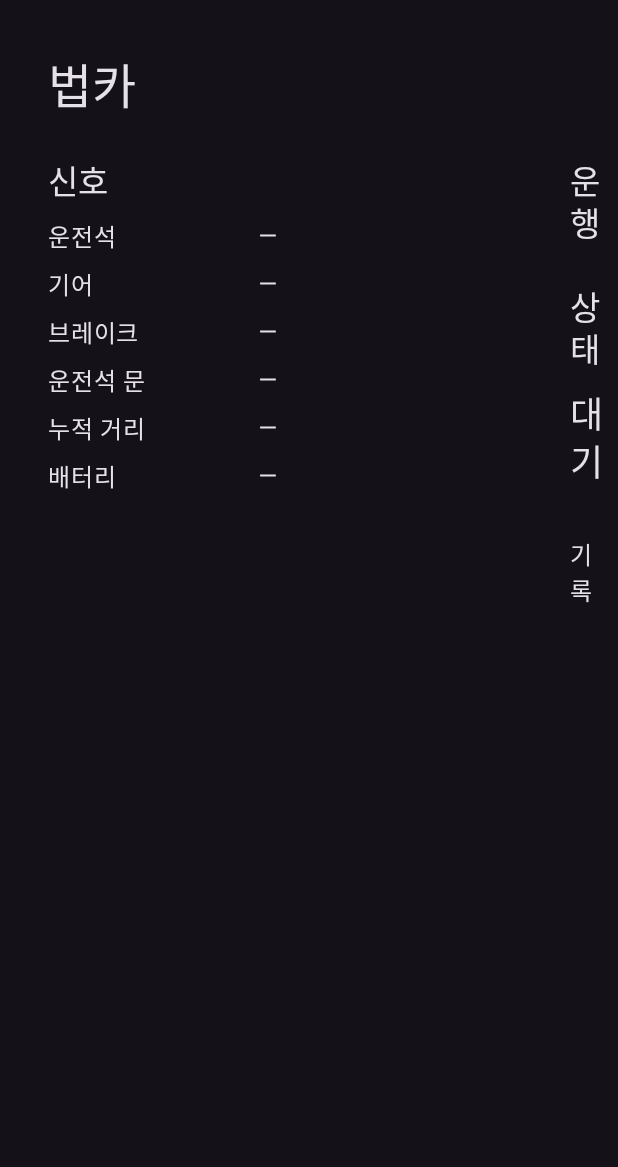
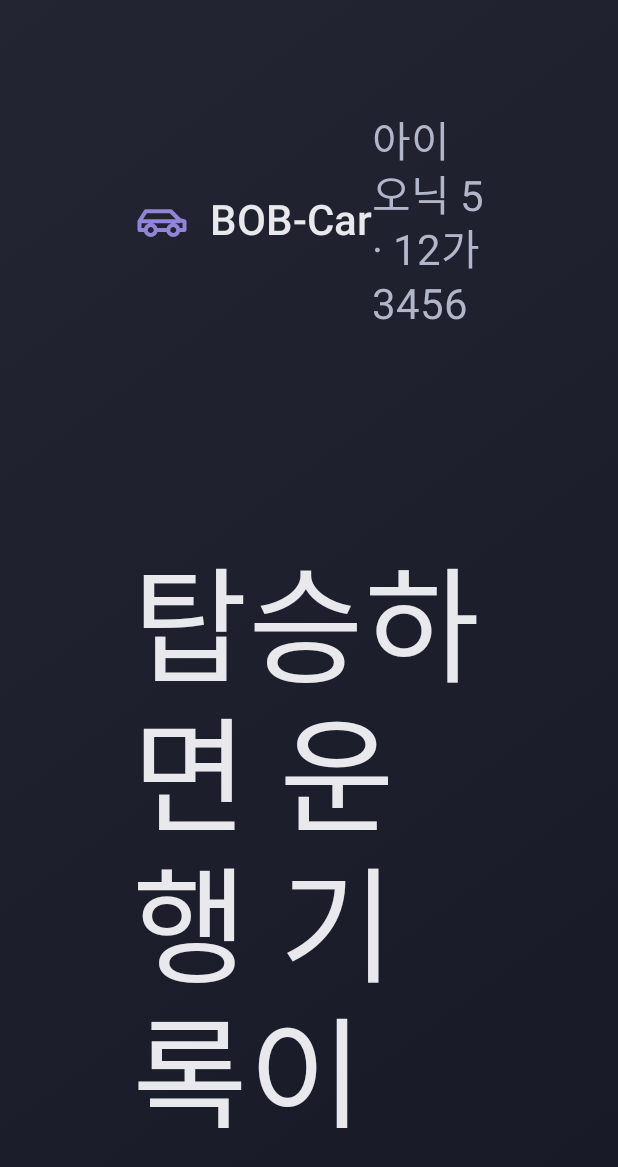
Before and after one commit to hyundai-hackathon/BOB-Car, an Android app built with Jetpack Compose: the screen it shows after launch (MainActivity), on a phone screen of 412 x 824 dp. Shown: the top 1167 px of the screen. Run offline under Robolectric (Android 15) with nearby library versions, the phone set to English and light mode, and no system bars; our stand-ins replace Room's generated code.

Commit message:
feat(vehicle): 운행 사이 대기 화면을 디자인대로 표시 #33
- 대기 화면 추가: 탑승 안내, 서버 전송 상태, 마지막 운행·배터리·누적 거리 카드
- 전송 대기 건수는 동의한 운전자의 미전송 기록만 집계 (동의 전 기록은 차량에 보관)
- 서버가 없는 빌드는 "기록은 차량에 저장됩니다" 표시
- 대기 화면을 길게 누르면 진단 화면으로 전환
- 대기 화면 문구 단위 테스트 7개 추가

```diff
--- a/android/vehicle-app/src/main/java/com/bobcar/vehicle/MainActivity.kt
+++ b/android/vehicle-app/src/main/java/com/bobcar/vehicle/MainActivity.kt
@@ -4,27 +4,41 @@ import android.os.Bundle
 import android.util.Log
 import androidx.activity.ComponentActivity
 import androidx.activity.compose.setContent
+import androidx.compose.foundation.gestures.detectTapGestures
+import androidx.compose.foundation.layout.Box
+import androidx.compose.foundation.layout.fillMaxSize
 import androidx.compose.material3.MaterialTheme
 import androidx.compose.material3.darkColorScheme
 import androidx.compose.runtime.collectAsState
 import androidx.compose.runtime.getValue
+import androidx.compose.runtime.mutableStateOf
+import androidx.compose.runtime.saveable.rememberSaveable
+import androidx.compose.runtime.setValue
+import androidx.compose.ui.Modifier
+import androidx.compose.ui.input.pointer.pointerInput
+import com.bobcar.shared.consent.ConsentNotice
 import com.bobcar.vehicle.checkin.Briefing
 import com.bobcar.vehicle.checkin.showsConsentCard
 import com.bobcar.vehicle.data.BobCarDatabase
+import com.bobcar.vehicle.data.LocalMockData
 import com.bobcar.vehicle.driving.DrivingState
 import com.bobcar.vehicle.service.CollectionService
 import com.bobcar.vehicle.service.VehicleRuntime
 import com.bobcar.vehicle.ui.ConsentCard
 import com.bobcar.vehicle.ui.DiagnosticScreen
 import com.bobcar.vehicle.ui.DriverCard
+import com.bobcar.vehicle.ui.IdleScreen
+import com.bobcar.vehicle.ui.IdleStatus
 import com.bobcar.vehicle.ui.TripEndCard
 import com.bobcar.vehicle.ui.TripScreen
 import com.bobcar.vehicle.ui.showsDriverCard
 import com.bobcar.vehicle.ui.showsTripScreen
 import com.bobcar.vehicle.upload.UploadStatus
+import com.bobcar.vehicle.upload.Uploader
 
 /**
- * Shows what the collection service sees. Collection itself runs in [CollectionService],
+ * The vehicle screens (V1 idle, cards, trip screens; long-press the idle screen for the diagnostic screen).
+ * Collection itself runs in [CollectionService],
  * so closing this screen does not stop it.
  */
 class MainActivity : ComponentActivity() {
@@ -39,6 +53,7 @@ class MainActivity : ComponentActivity() {
         val db = BobCarDatabase.get(this)
         val storedEventCountFlow = db.vehicleEventDao().countFlow()
         val pendingUploadCountFlow = db.uploadQueueDao().pendingCountFlow()
+        val sendableUploadCountFlow = db.uploadQueueDao().sendableCountFlow(Uploader.MAX_ATTEMPTS, ConsentNotice.VERSION)
         val activeTripFlow = db.tripDao().activeFlow()
         val lastTripFlow = db.tripDao().lastEndedFlow()
         val driversFlow = db.driverDao().activeFlow()
@@ -52,6 +67,9 @@ class MainActivity : ComponentActivity() {
             val fakeMode by signals.fakeModeFlow.collectAsState()
             val storedEventCount by storedEventCountFlow.collectAsState(initial = 0)
             val pendingUploadCount by pendingUploadCountFlow.collectAsState(initial = 0)
+            val sendableUploadCount by sendableUploadCountFlow.collectAsState(initial = 0)
+            // Long-press anywhere on the idle screen opens the diagnostic screen (V9) and back
+            var diagnostic by rememberSaveable { mutableStateOf(false) }
             val upload by UploadStatus.state.collectAsState()
             val activeTrip by activeTripFlow.collectAsState(initial = null)
             val lastTrip by lastTripFlow.collectAsState(initial = null)
@@ -92,9 +110,23 @@ class MainActivity : ComponentActivity() {
                     val briefing = Briefing.of(snapshot.socPercent, snapshot.odometerKm, baseline?.lastOdometerKm)
                     DriverCard(currentCheckin, drivers, briefing, onConfirm = VehicleRuntime::confirmDriver)
                 } else {
-                    DiagnosticScreen(
-                        snapshot, state, recentEvents, fakeMode, storedEventCount, pendingUploadCount, upload, lastTrip,
-                    )
+                    Box(Modifier.fillMaxSize().pointerInput(Unit) { detectTapGestures(onLongPress = { diagnostic = !diagnostic }) }) {
+                        if (diagnostic) {
+                            DiagnosticScreen(
+                                snapshot, state, recentEvents, fakeMode, storedEventCount, pendingUploadCount, upload, lastTrip,
+                            )
+                        } else {
+                            IdleScreen(
+                                vehicleLabel = LocalMockData.VEHICLE_LABEL,
+                                status = IdleStatus.of(upload, sendableUploadCount),
+                                lastTrip = lastTrip,
+                                drivers = drivers,
+                                socPercent = snapshot.socPercent,
+                                odometerKm = snapshot.odometerKm,
+                                fakeMode = fakeMode,
+                            )
+                        }
+                    }
                 }
             }
         }
--- a/android/vehicle-app/src/main/java/com/bobcar/vehicle/data/Daos.kt
+++ b/android/vehicle-app/src/main/java/com/bobcar/vehicle/data/Daos.kt
@@ -201,6 +201,16 @@ interface UploadQueueDao {
     @Query("SELECT COUNT(*) FROM upload_queue WHERE sentAt IS NULL")
     fun pendingCountFlow(): Flow<Int>
 
+    /**
+     * Unsent records that may still go to the server: drivers who agreed to notice [noticeVersion] or later,
+     * not refused [maxAttempts] times (same rule as [getSendable]). The idle screen's "전송 대기" count.
+     */
+    @Query(
+        "SELECT COUNT(*) FROM upload_queue WHERE sentAt IS NULL AND attempts < :maxAttempts AND driverId IN " +
+            "(SELECT driverId FROM driver_consent WHERE status = 'AGREED' AND noticeVersion >= :noticeVersion)",
+    )
+    fun sendableCountFlow(maxAttempts: Int, noticeVersion: Int): Flow<Int>
+
     /** Sent rows are kept for a while for checking, then removed. */
     @Query("DELETE FROM upload_queue WHERE sentAt IS NOT NULL AND sentAt < :before")
     suspend fun deleteSentBefore(before: Long): Int
--- a/android/vehicle-app/src/main/java/com/bobcar/vehicle/data/LocalMockData.kt
+++ b/android/vehicle-app/src/main/java/com/bobcar/vehicle/data/LocalMockData.kt
@@ -16,6 +16,9 @@ object LocalMockData {
         DriverEntity(id = "drv-005", name = "정현우"),
         DriverEntity(id = "drv-006", name = "한소희"),
     )
+
+    /** This vehicle as the idle screen shows it: the same made-up model and plate as the server seed. */
+    const val VEHICLE_LABEL = "아이오닉 5 · 12가 3456"
 
     /** Holds today's reservation of this vehicle in the mock. */
     const val RESERVED_DRIVER_ID = "drv-001"
--- /dev/null
+++ b/android/vehicle-app/src/main/java/com/bobcar/vehicle/ui/IdleScreen.kt
@@ -0,0 +1,298 @@
+package com.bobcar.vehicle.ui
+
+import androidx.compose.foundation.BorderStroke
+import androidx.compose.foundation.background
+import androidx.compose.foundation.border
+import androidx.compose.foundation.layout.Arrangement
+import androidx.compose.foundation.layout.Box
+import androidx.compose.foundation.layout.Column
+import androidx.compose.foundation.layout.Row
+import androidx.compose.foundation.layout.Spacer
+import androidx.compose.foundation.layout.fillMaxHeight
+import androidx.compose.foundation.layout.fillMaxSize
+import androidx.compose.foundation.layout.fillMaxWidth
+import androidx.compose.foundation.layout.height
+import androidx.compose.foundation.layout.padding
+import androidx.compose.foundation.layout.size
+import androidx.compose.foundation.layout.width
+import androidx.compose.foundation.shape.RoundedCornerShape
+import androidx.compose.material3.Icon
+import androidx.compose.material3.Text
+import androidx.compose.runtime.Composable
+import androidx.compose.ui.Alignment
+import androidx.compose.ui.Modifier
+import androidx.compose.ui.draw.clip
+import androidx.compose.ui.graphics.vector.ImageVector
+import androidx.compose.ui.text.SpanStyle
+import androidx.compose.ui.text.TextStyle
+import androidx.compose.ui.text.buildAnnotatedString
+import androidx.compose.ui.text.font.FontWeight
+import androidx.compose.ui.text.withStyle
+import androidx.compose.ui.tooling.preview.Preview
+import androidx.compose.ui.unit.dp
+import androidx.compose.ui.unit.sp
+import com.bobcar.vehicle.data.DriverEntity
+import com.bobcar.vehicle.data.TripEntity
+import com.bobcar.vehicle.data.distanceKm
+import com.bobcar.vehicle.trip.Purpose
+import com.bobcar.vehicle.upload.UploadStatus
+import java.text.NumberFormat
+import java.text.SimpleDateFormat
+import java.util.Calendar
+import java.util.Date
+import java.util.Locale
+
+/*
+ * V1 대기 (Figma "BOB-Car 화면 디자인"): the screen between trips. Display only, no buttons.
+ * Layout measured from the frame (1680 × 1210 px = 1 dp per px).
+ */
+
+/** Waiting screen: what happens on boarding, whether records reached the server, and the car's state. */
+@Composable
+fun IdleScreen(
+    vehicleLabel: String,
+    status: IdleStatus,
+    lastTrip: TripEntity?,
+    drivers: List<DriverEntity>,
+    socPercent: Int?,
+    odometerKm: Float?,
+    fakeMode: Boolean,
+    modifier: Modifier = Modifier,
+    nowWallMillis: () -> Long = System::currentTimeMillis,
+) {
+    Column(
+        modifier = modifier
+            .fillMaxSize()
+            .bobBackground()
+            .padding(horizontal = BobDimens.PageMargin, vertical = 72.dp),
+    ) {
+        Header(vehicleLabel, fakeMode)
+        Spacer(Modifier.height(130.dp))
+        Text("탑승하면 운행 기록이\n자동으로 시작됩니다", style = IdleType.Headline)
+        Spacer(Modifier.height(40.dp))
+        StatusLine(status)
+        Spacer(Modifier.weight(1f))
+        Row(modifier = Modifier.fillMaxWidth().height(293.dp), horizontalArrangement = Arrangement.spacedBy(28.dp)) {
+            val (title, detail) = lastTripLines(lastTrip, drivers, nowWallMillis())
+            InfoCard("마지막 운행", Modifier.weight(2f)) {
+                Text(title, style = IdleType.TripTitle, maxLines = 1)
+                if (detail != null) {
+                    Spacer(Modifier.height(16.dp))
+                    Text(detail, style = BobType.Body.copy(fontSize = 30.sp, lineHeight = 44.sp), maxLines = 2)
+                }
+            }
+            InfoCard("배터리", Modifier.weight(1f)) { StatValue(socPercent?.toString() ?: "—", "%") }
+            InfoCard("누적 거리", Modifier.weight(1f)) { StatValue(odometerLabel(odometerKm), "km") }
+        }
+    }
+}
+
+@Composable
+private fun Header(vehicleLabel: String, fakeMode: Boolean) {
+    Row(modifier = Modifier.fillMaxWidth(), verticalAlignment = Alignment.CenterVertically) {
+        Icon(CarIcon, contentDescription = null, tint = BobColors.Accent, modifier = Modifier.size(40.dp))
+        Spacer(Modifier.width(12.dp))
+        Text("BOB-Car", style = IdleType.Header.copy(color = BobColors.TextPrimary, fontWeight = FontWeight.Medium))
+        if (fakeMode) {
+            // Debug builds only: fake signals are on (the V9 diagnostic frame shows the same badge)
+            Spacer(Modifier.width(20.dp))
+            Text(
+                "가짜 신호 모드",
+                style = BobType.Label.copy(color = FakeModeRed),
+                modifier = Modifier
+                    .border(BorderStroke(1.dp, FakeModeRed), RoundedCornerShape(BobDimens.ChipRadius))
+                    .padding(horizontal = 16.dp, vertical = 6.dp),
+            )
+        }
+        Spacer(Modifier.weight(1f))
+        Text(vehicleLabel, style = IdleType.Header)
+    }
+}
+
+@Composable
+private fun StatusLine(status: IdleStatus) {
+    Row(verticalAlignment = Alignment.CenterVertically) {
+        val icon = when (status.kind) {
+            IdleStatus.Kind.ALL_SENT -> CheckCircleIcon
+            IdleStatus.Kind.WAITING -> ClockIcon
+            IdleStatus.Kind.LOCAL_ONLY -> InfoIcon
+        }
+        Icon(icon, contentDescription = null, tint = BobColors.Accent, modifier = Modifier.size(36.dp))
+        Spacer(Modifier.width(14.dp))
+        Text(status.text, style = IdleType.Status)
+    }
+}
+
+@Composable
+private fun InfoCard(label: String, modifier: Modifier, content: @Composable () -> Unit) {
+    Box(
+        modifier = modifier
+            .fillMaxHeight()
+            .clip(RoundedCornerShape(BobDimens.CardRadius))
+            .background(BobColors.BgTop)
+            .padding(horizontal = 40.dp, vertical = 38.dp),
+    ) {
+        Column {
+            Text(label, style = BobType.Label.copy(color = BobColors.Accent, letterSpacing = 2.sp))
+            Spacer(Modifier.height(28.dp))
+            content()
+        }
+    }
+}
+
+@Composable
+private fun StatValue(value: String, unit: String) {
+    Text(
+        buildAnnotatedString {
+            append(value)
+            withStyle(SpanStyle(fontSize = 32.sp, fontWeight = FontWeight.Normal, color = BobColors.TextSecondary)) {
+                append(" $unit")
+            }
+        },
+        style = IdleType.Stat,
+        maxLines = 1,
+    )
+}
+
+/** What the status line under the headline says about the upload queue. */
+data class IdleStatus(val kind: Kind, val text: String) {
+    enum class Kind { ALL_SENT, WAITING, LOCAL_ONLY }
+
+    companion object {
+        /**
+         * [sendablePending]: unsent records that may go to the server (drivers who agreed). Records of drivers
+         * who have not agreed stay on the vehicle on purpose (CLAUDE.md rule 6) and are not "waiting".
+         */
+        fun of(upload: UploadStatus.State, sendablePending: Int): IdleStatus {
+            if (!upload.serverConfigured) return IdleStatus(Kind.LOCAL_ONLY, "기록은 차량에 저장됩니다")
+            if (sendablePending == 0) return IdleStatus(Kind.ALL_SENT, "모든 기록이 서버에 전송되었습니다")
+            val failure = upload.lastFailureAt
+            val success = upload.lastSuccessAt
+            val failedLast = failure != null && (success == null || failure > success)
+            val text = if (failedLast) "전송 대기 ${sendablePending}건 · 연결되면 자동으로 보냅니다" else "전송 대기 ${sendablePending}건"
+            return IdleStatus(Kind.WAITING, text)
+        }
+    }
+}
+
+/**
+ * The last trip card: "판교 테크노밸리 · 18.4 km" and "오늘 09:12 – 09:44 · 김민준 · 업무 · 통행료 2,400원".
+ * Personal trips have no destination (CLAUDE.md rule 6), so they read "개인 운행".
+ */
+internal fun lastTripLines(trip: TripEntity?, drivers: List<DriverEntity>, nowWallMillis: Long): Pair<String, String?> {
+    if (trip == null) return "아직 운행 기록이 없습니다" to null
+    val purpose = trip.purpose?.let { name -> Purpose.entries.firstOrNull { it.name == name } }
+    val place = when {
+        purpose == Purpose.PERSONAL -> "개인 운행"
+        else -> TripFormat.destination(trip.destinationName)
+    }
+    val title = "$place · ${TripFormat.km(trip.distanceKm())}"
+    val time = buildString {
+        append(dayLabel(trip.startedAt, nowWallMillis))
+        append(' ')
+        append(TripFormat.clock(trip.startedAt))
+        trip.endedAt?.let { append(" – ").append(TripFormat.clock(it)) }
+    }
+    val driver = trip.driverId?.let { id -> drivers.firstOrNull { it.id == id }?.name ?: id } ?: "운전자 미확인"
+    val toll = trip.expectedTollFare?.takeIf { it > 0 }?.let { "통행료 " + NumberFormat.getNumberInstance(Locale.KOREA).format(it) + "원" }
+    val detail = listOfNotNull(time, driver, purpose?.let(::purposeLabel), toll).joinToString(" · ")
+    return title to detail
+}
+
+/** "오늘", "어제", or "11월 12일" (device time zone). */
+internal fun dayLabel(wallMillis: Long, nowWallMillis: Long): String {
+    fun dayIndex(ms: Long): Int = Calendar.getInstance().run {
+        timeInMillis = ms
+        get(Calendar.YEAR) * 400 + get(Calendar.DAY_OF_YEAR)
+    }
+    return when (dayIndex(nowWallMillis) - dayIndex(wallMillis)) {
+        0 -> "오늘"
+        1 -> "어제"
+        else -> SimpleDateFormat("M월 d일", Locale.KOREA).format(Date(wallMillis))
+    }
+}
+
+/** Whole kilometres with grouping ("12,482"); the diagnostic screen shows the decimals. */
+internal fun odometerLabel(km: Float?): String =
+    km?.let { NumberFormat.getIntegerInstance(Locale.KOREA).apply { roundingMode = java.math.RoundingMode.DOWN }.format(it.toDouble()) } ?: "—"
+
+private object IdleType {
+    val Header = TextStyle(fontSize = 28.sp, lineHeight = 36.sp, color = BobColors.TextSecondary)
+    val Headline = TextStyle(fontSize = 84.sp, lineHeight = 100.sp, color = BobColors.TextPrimary)
+    val Status = TextStyle(fontSize = 32.sp, lineHeight = 40.sp, color = BobColors.TextSubtle)
+    val TripTitle = TextStyle(fontSize = 44.sp, lineHeight = 52.sp, color = BobColors.TextPrimary)
+    val Stat = TextStyle(fontSize = 72.sp, lineHeight = 80.sp, fontWeight = FontWeight.SemiBold, color = BobColors.TextPrimary)
+}
+
+private val FakeModeRed = androidx.compose.ui.graphics.Color(0xFFE8746C)
+
+/** Outline car (header). */
+private val CarIcon: ImageVector by lazy {
+    outlineIcon("Car") {
+        moveTo(3f, 16f); lineTo(3f, 12.5f); lineTo(5.5f, 8.5f); lineTo(15.5f, 8.5f); lineTo(19f, 12f)
+        lineTo(21f, 12.6f); lineTo(21f, 16f); lineTo(18.5f, 16f)
+        moveTo(14.5f, 16f); lineTo(9.5f, 16f)
+        moveTo(5.5f, 16f); lineTo(3f, 16f)
+        moveTo(5.5f, 16f); arcToRelative(2f, 2f, 0f, true, false, 4f, 0f); arcToRelative(2f, 2f, 0f, true, false, -4f, 0f)
+        moveTo(14.5f, 16f); arcToRelative(2f, 2f, 0f, true, false, 4f, 0f); arcToRelative(2f, 2f, 0f, true, false, -4f, 0f)
+        moveTo(3.5f, 12.5f); lineTo(19f, 12.5f)
+    }
+}
+
+/** Outline check in a circle (all records sent). */
+private val CheckCircleIcon: ImageVector by lazy {
+    outlineIcon("CheckCircle") {
+        circle()
+        moveTo(8f, 12.3f); lineTo(10.8f, 15f); lineTo(16f, 9.5f)
+    }
+}
+
+/** Outline clock (records waiting to be sent). */
+private val ClockIcon: ImageVector by lazy {
+    outlineIcon("Clock") {
+        circle()
+        moveTo(12f, 7.5f); lineTo(12f, 12f); lineTo(15f, 14f)
+    }
+}
+
+/** Outline info (no server in this build: records stay on the vehicle). */
+private val InfoIcon: ImageVector by lazy {
+    outlineIcon("Info") {
+        circle()
+        moveTo(12f, 11f); lineTo(12f, 16.5f)
+        moveTo(12f, 7.8f); lineTo(12f, 8f)
+    }
+}
+
+private fun androidx.compose.ui.graphics.vector.PathBuilder.circle() {
+    moveTo(3f, 12f)
+    arcToRelative(9f, 9f, 0f, true, true, 18f, 0f)
+    arcToRelative(9f, 9f, 0f, true, true, -18f, 0f)
+}
+
+@Preview(widthDp = 1680, heightDp = 1210)
+@Composable
+private fun IdleScreenPreview() {
+    BobTheme {
+        IdleScreen(
+            vehicleLabel = "아이오닉 5 · 12가 3456",
+            status = IdleStatus(IdleStatus.Kind.ALL_SENT, "모든 기록이 서버에 전송되었습니다"),
+            lastTrip = TripEntity(
+                status = TripEntity.STATUS_ENDED,
+                startedAt = 0,
+                endedAt = 32 * 60_000L,
+                startOdometerKm = 12_464f,
+                endOdometerKm = 12_482.4f,
+                driverId = "drv-001",
+                purpose = "BUSINESS",
+                destinationName = "판교 테크노밸리",
+                expectedTollFare = 2_400,
+            ),
+            drivers = listOf(DriverEntity("drv-001", "김민준")),
+            socPercent = 78,
+            odometerKm = 12_482.4f,
+            fakeMode = false,
+            nowWallMillis = { 40 * 60_000L },
+        )
+    }
+}
--- a/android/vehicle-app/src/main/java/com/bobcar/vehicle/ui/TripEndCard.kt
+++ b/android/vehicle-app/src/main/java/com/bobcar/vehicle/ui/TripEndCard.kt
@@ -234,7 +234,7 @@ private val BuildingIcon: ImageVector by lazy {
     }
 }
 
-private fun outlineIcon(name: String, block: androidx.compose.ui.graphics.vector.PathBuilder.() -> Unit): ImageVector =
+internal fun outlineIcon(name: String, block: androidx.compose.ui.graphics.vector.PathBuilder.() -> Unit): ImageVector =
     ImageVector.Builder(name = name, defaultWidth = 24.dp, defaultHeight = 24.dp, viewportWidth = 24f, viewportHeight = 24f)
         .path(
             stroke = SolidColor(Color.Black),
```
Also changed, not shown: 1 other file.
